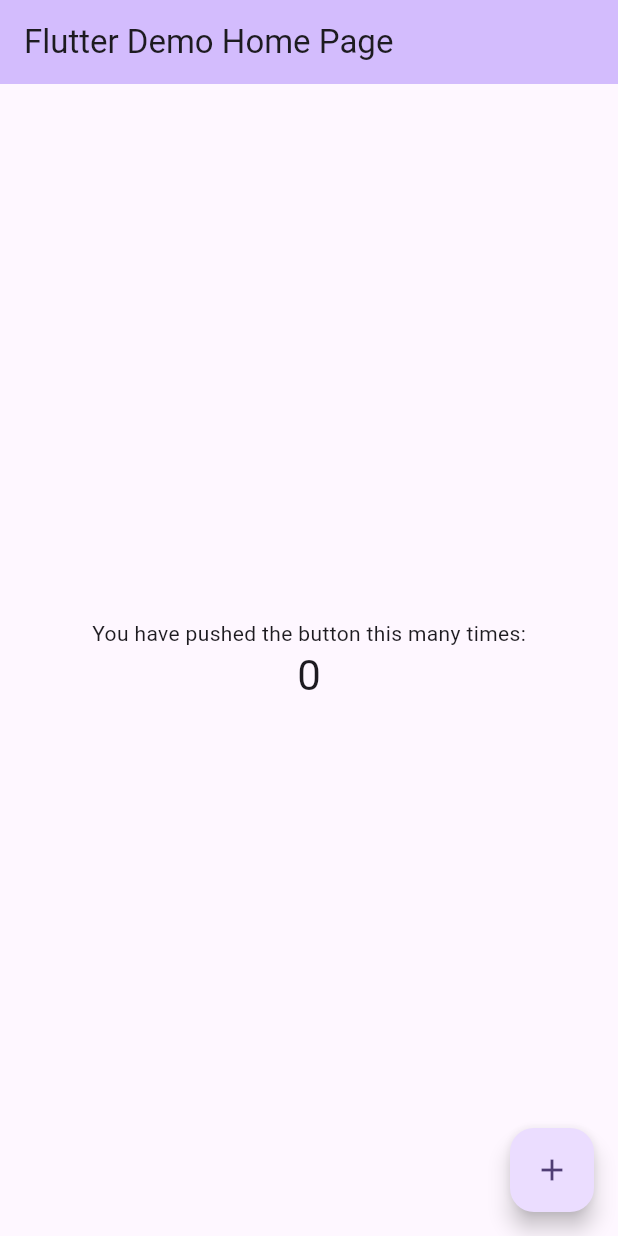
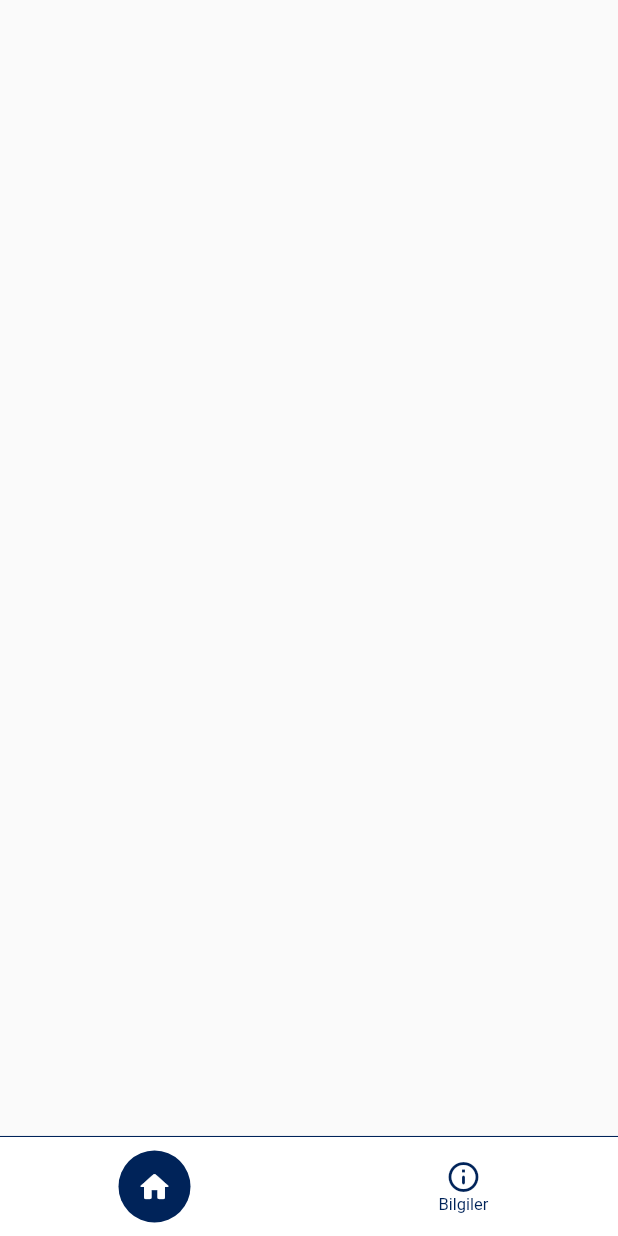
Before and after one commit to YavuzAktas/DunyaSaatleriGosterimUygulamasi, a Flutter app: the screen it shows after launch, on a phone screen of 412 x 824 dp. Run offline on Flutter 3.47's test engine with Material 2 defaults, Android fonts, the light colour scheme and no system bars; drawn by our look-alikes of flutter_snake_navigationbar; our stand-ins replace get.

Commit message:
File structure edited

```diff
--- /dev/null
+++ b/lib/controller/dashboard_controller.dart
@@ -0,0 +1,10 @@
+import 'package:get/get.dart';
+
+class DashboardController extends GetxController {
+  var tabIndex = 0;
+
+  void updatIndex(int index) {
+    tabIndex = index;
+    update();
+  }
+}
--- a/lib/main.dart
+++ b/lib/main.dart
@@ -1,4 +1,8 @@
 import 'package:flutter/material.dart';
+import 'package:get/route_manager.dart';
+import 'package:world_clock_case/route/app_page.dart';
+import 'package:world_clock_case/route/app_route.dart';
+import 'package:world_clock_case/theme/app_theme.dart';
 
 void main() {
   runApp(const MyApp());
@@ -7,119 +11,14 @@
 class MyApp extends StatelessWidget {
   const MyApp({super.key});
 
-  // This widget is the root of your application.
   @override
   Widget build(BuildContext context) {
-    return MaterialApp(
-      title: 'Flutter Demo',
-      theme: ThemeData(
-        // This is the theme of your application.
-        //
-        // TRY THIS: Try running your application with "flutter run". You'll see
-        // the application has a blue toolbar. Then, without quitting the app,
-        // try changing the seedColor in the colorScheme below to Colors.green
-        // and then invoke "hot reload" (save your changes or press the "hot
-        // reload" button in a Flutter-supported IDE, or press "r" if you used
-        // the command line to start the app).
-        //
-        // Notice that the counter didn't reset back to zero; the application
-        // state is not lost during the reload. To reset the state, use hot
-        // restart instead.
-        //
-        // This works for code too, not just values: Most code changes can be
-        // tested with just a hot reload.
-        colorScheme: ColorScheme.fromSeed(seedColor: Colors.deepPurple),
-        useMaterial3: true,
-      ),
-      home: const MyHomePage(title: 'Flutter Demo Home Page'),
+    return GetMaterialApp(
+      debugShowCheckedModeBanner: false,
+      getPages: AppPage.list,
+      initialRoute: AppRoute.dashboard,
+      theme: AppTheme.lightTheme,
+      themeMode: ThemeMode.light,
     );
   }
 }
-
-class MyHomePage extends StatefulWidget {
-  const MyHomePage({super.key, required this.title});
-
-  // This widget is the home page of your application. It is stateful, meaning
-  // that it has a State object (defined below) that contains fields that affect
-  // how it looks.
-
-  // This class is the configuration for the state. It holds the values (in this
-  // case the title) provided by the parent (in this case the App widget) and
-  // used by the build method of the State. Fields in a Widget subclass are
-  // always marked "final".
-
-  final String title;
-
-  @override
-  State<MyHomePage> createState() => _MyHomePageState();
-}
-
-class _MyHomePageState extends State<MyHomePage> {
-  int _counter = 0;
-
-  void _incrementCounter() {
-    setState(() {
-      // This call to setState tells the Flutter framework that something has
-      // changed in this State, which causes it to rerun the build method below
-      // so that the display can reflect the updated values. If we changed
-      // _counter without calling setState(), then the build method would not be
-      // called again, and so nothing would appear to happen.
-      _counter++;
-    });
-  }
-
-  @override
-  Widget build(BuildContext context) {
-    // This method is rerun every time setState is called, for instance as done
-    // by the _incrementCounter method above.
-    //
-    // The Flutter framework has been optimized to make rerunning build methods
-    // fast, so that you can just rebuild anything that needs updating rather
-    // than having to individually change instances of widgets.
-    return Scaffold(
-      appBar: AppBar(
-        // TRY THIS: Try changing the color here to a specific color (to
-        // Colors.amber, perhaps?) and trigger a hot reload to see the AppBar
-        // change color while the other colors stay the same.
-        backgroundColor: Theme.of(context).colorScheme.inversePrimary,
-        // Here we take the value from the MyHomePage object that was created by
-        // the App.build method, and use it to set our appbar title.
-        title: Text(widget.title),
-      ),
-      body: Center(
-        // Center is a layout widget. It takes a single child and positions it
-        // in the middle of the parent.
-        child: Column(
-          // Column is also a layout widget. It takes a list of children and
-          // arranges them vertically. By default, it sizes itself to fit its
-          // children horizontally, and tries to be as tall as its parent.
-          //
-          // Column has various properties to control how it sizes itself and
-          // how it positions its children. Here we use mainAxisAlignment to
-          // center the children vertically; the main axis here is the vertical
-          // axis because Columns are vertical (the cross axis would be
-          // horizontal).
-          //
-          // TRY THIS: Invoke "debug painting" (choose the "Toggle Debug Paint"
-          // action in the IDE, or press "p" in the console), to see the
-          // wireframe for each widget.
-          mainAxisAlignment: MainAxisAlignment.center,
-          children: <Widget>[
-            const Text(
-              'You have pushed the button this many times:',
-            ),
-            Text(
-              '$_counter',
-              style: Theme.of(context).textTheme.headlineMedium,
-            ),
-          ],
-        ),
-      ),
-      floatingActionButton: FloatingActionButton(
-        onPressed: _incrementCounter,
-        tooltip: 'Increment',
-        child: const Icon(Icons.add),
-      ), // This trailing comma makes auto-formatting nicer for build methods.
-    );
-  }
-}
--- /dev/null
+++ b/lib/route/app_page.dart
@@ -0,0 +1,13 @@
+import 'package:get/route_manager.dart';
+import 'package:world_clock_case/route/app_route.dart';
+import 'package:world_clock_case/view/dashboard/dashboard_binding.dart';
+import 'package:world_clock_case/view/dashboard/dashboard_screen.dart';
+
+class AppPage {
+  static var list = [
+    GetPage(
+        name: AppRoute.dashboard,
+        page: () => const DashboardScreen(),
+        binding: DashBoardBinding())
+  ];
+}
--- /dev/null
+++ b/lib/route/app_route.dart
@@ -0,0 +1,3 @@
+class AppRoute {
+  static const String dashboard = "/";
+}
--- /dev/null
+++ b/lib/theme/app_theme.dart
@@ -0,0 +1,36 @@
+import 'package:flutter/material.dart';
+import 'package:flutter/services.dart';
+
+class AppTheme {
+  static Color lightBackgroundColor = const Color(0xFFFAFCFF);
+  static Color lightPrimaryColor = const Color(0XFFE3EEFF);
+  static Color lightSecondaryColor = const Color(0XFF002359);
+  static Color lightTextColor = const Color(0XFF002359);
+
+  const AppTheme._();
+
+  static final lightTheme = ThemeData(
+      brightness: Brightness.light,
+      primaryColor: lightPrimaryColor,
+      visualDensity: VisualDensity.adaptivePlatformDensity,
+      appBarTheme: AppBarTheme(backgroundColor: lightPrimaryColor),
+      colorScheme: ColorScheme.light(
+        secondary: lightSecondaryColor,
+        background: lightBackgroundColor,
+      ),
+      textButtonTheme: TextButtonThemeData(
+          style: TextButton.styleFrom(foregroundColor: lightTextColor)));
+
+  static Brightness get currentSystemBrightness =>
+      WidgetsBinding.instance.platformDispatcher.platformBrightness;
+
+  static setStatusBarAndNavigationBarColors(ThemeMode themeMode) {
+    SystemChrome.setSystemUIOverlayStyle(SystemUiOverlayStyle(
+      statusBarColor: Colors.transparent,
+      statusBarBrightness: Brightness.light,
+      systemNavigationBarIconBrightness: Brightness.light,
+      systemNavigationBarColor: lightBackgroundColor,
+      systemNavigationBarDividerColor: Colors.transparent,
+    ));
+  }
+}
--- /dev/null
+++ b/lib/view/dashboard/dashboard_binding.dart
@@ -0,0 +1,9 @@
+import 'package:get/get.dart';
+import 'package:world_clock_case/controller/dashboard_controller.dart';
+
+class DashBoardBinding extends Bindings {
+  @override
+  void dependencies() {
+    Get.put(DashboardController());
+  }
+}
--- /dev/null
+++ b/lib/view/dashboard/dashboard_screen.dart
@@ -0,0 +1,55 @@
+import 'package:flutter/material.dart';
+import 'package:flutter_snake_navigationbar/flutter_snake_navigationbar.dart';
+import 'package:get/get.dart';
+import 'package:world_clock_case/controller/dashboard_controller.dart';
+import 'package:world_clock_case/view/home/home_screen.dart';
+
+class DashboardScreen extends StatelessWidget {
+  const DashboardScreen({super.key});
+
+  @override
+  Widget build(BuildContext context) {
+    return GetBuilder<DashboardController>(
+      builder: (controller) => Scaffold(
+        body: SafeArea(
+          child: IndexedStack(
+            index: controller.tabIndex,
+            children: [
+              const HomeScreen(),
+              Container(
+                color: Colors.yellow,
+              ),
+            ],
+          ),
+        ),
+        bottomNavigationBar: Container(
+          decoration: BoxDecoration(
+              color: Colors.white,
+              border: Border(
+                  top: BorderSide(
+                      color: Theme.of(context).colorScheme.secondary,
+                      width: 0.7))),
+          child: SnakeNavigationBar.color(
+            behaviour: SnakeBarBehaviour.floating,
+            snakeShape: SnakeShape.circle,
+            padding: const EdgeInsets.symmetric(vertical: 5),
+            unselectedLabelStyle: const TextStyle(fontSize: 11),
+            snakeViewColor: Theme.of(context).colorScheme.secondary,
+            unselectedItemColor: Theme.of(context).colorScheme.secondary,
+            showUnselectedLabels: true,
+            currentIndex: controller.tabIndex,
+            onTap: (value) {
+              controller.updatIndex(value);
+            },
+            items: const [
+              BottomNavigationBarItem(
+                  icon: Icon(Icons.home_rounded), label: 'Ana Sayfa'),
+              BottomNavigationBarItem(
+                  icon: Icon(Icons.info_outline_rounded), label: 'Bilgiler')
+            ],
+          ),
+        ),
+      ),
+    );
+  }
+}
--- /dev/null
+++ b/lib/view/home/home_screen.dart
@@ -0,0 +1,14 @@
+import 'package:flutter/material.dart';
+
+class HomeScreen extends StatelessWidget {
+  const HomeScreen({super.key});
+
+  @override
+  Widget build(BuildContext context) {
+    return SafeArea(
+      child: Column(
+        children: [],
+      ),
+    );
+  }
+}
--- a/pubspec.yaml
+++ b/pubspec.yaml
@@ -35,6 +35,7 @@
   # The following adds the Cupertino Icons font to your application.
   # Use with the CupertinoIcons class for iOS style icons.
   cupertino_icons: ^1.0.2
+  get: ^4.6.5
 
 dev_dependencies:
   flutter_test:
@@ -46,6 +47,7 @@
   # package. See that file for information about deactivating specific lint
   # rules and activating additional ones.
   flutter_lints: ^2.0.0
+  flutter_snake_navigationbar: ^0.6.1
 
 # For information on the generic Dart part of this file, see the
 # following page: https://dart.dev/tools/pub/pubspec
```
Also changed, not shown: pubspec.lock.
